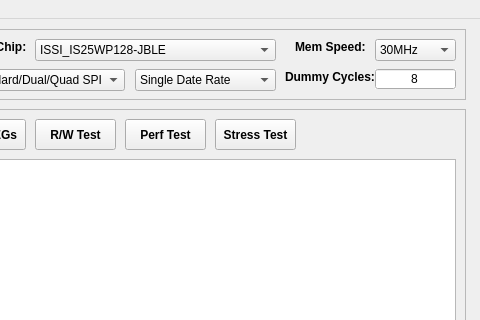
First picture: the form in gui/MCU-MemTestUtility.ui, repository JayHeng/MCU-MemTestUtility, before the edit; both pictures show x 515 to 995 and y 0 to 320 of the 995 by 603 pixel window.
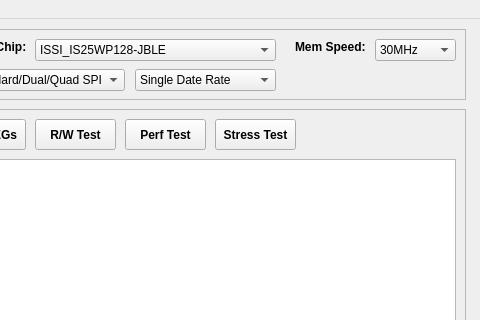
Second picture: the form after the edit.

```diff
--- a/gui/MCU-MemTestUtility.ui
+++ b/gui/MCU-MemTestUtility.ui
@@ -682,52 +682,6 @@
       </property>
      </item>
     </widget>
-    <widget class="QLabel" name="label_dummyCycles">
-     <property name="geometry">
-      <rect>
-       <x>540</x>
-       <y>40</y>
-       <width>91</width>
-       <height>16</height>
-      </rect>
-     </property>
-     <property name="font">
-      <font>
-       <weight>75</weight>
-       <bold>true</bold>
-      </font>
-     </property>
-     <property name="text">
-      <string>Dummy Cycles:</string>
-     </property>
-    </widget>
-    <widget class="QLineEdit" name="lineEdit_dummyCycles">
-     <property name="geometry">
-      <rect>
-       <x>630</x>
-       <y>40</y>
-       <width>81</width>
-       <height>20</height>
-      </rect>
-     </property>
-     <property name="font">
-      <font>
-       <family>MS Shell Dlg 2</family>
-      </font>
-     </property>
-     <property name="autoFillBackground">
-      <bool>true</bool>
-     </property>
-     <property name="text">
-      <string>8</string>
-     </property>
-     <property name="alignment">
-      <set>Qt::AlignCenter</set>
-     </property>
-     <property name="readOnly">
-      <bool>true</bool>
-     </property>
-    </widget>
    </widget>
    <widget class="QFrame" name="dispFrame">
     <property name="geometry">
```
